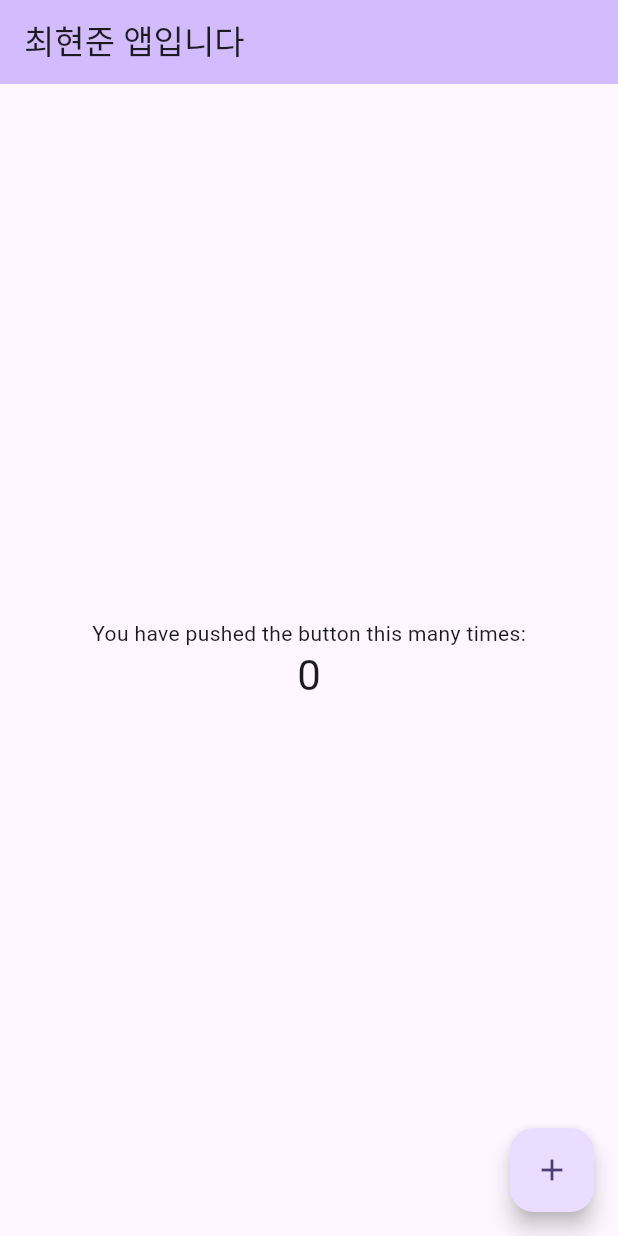
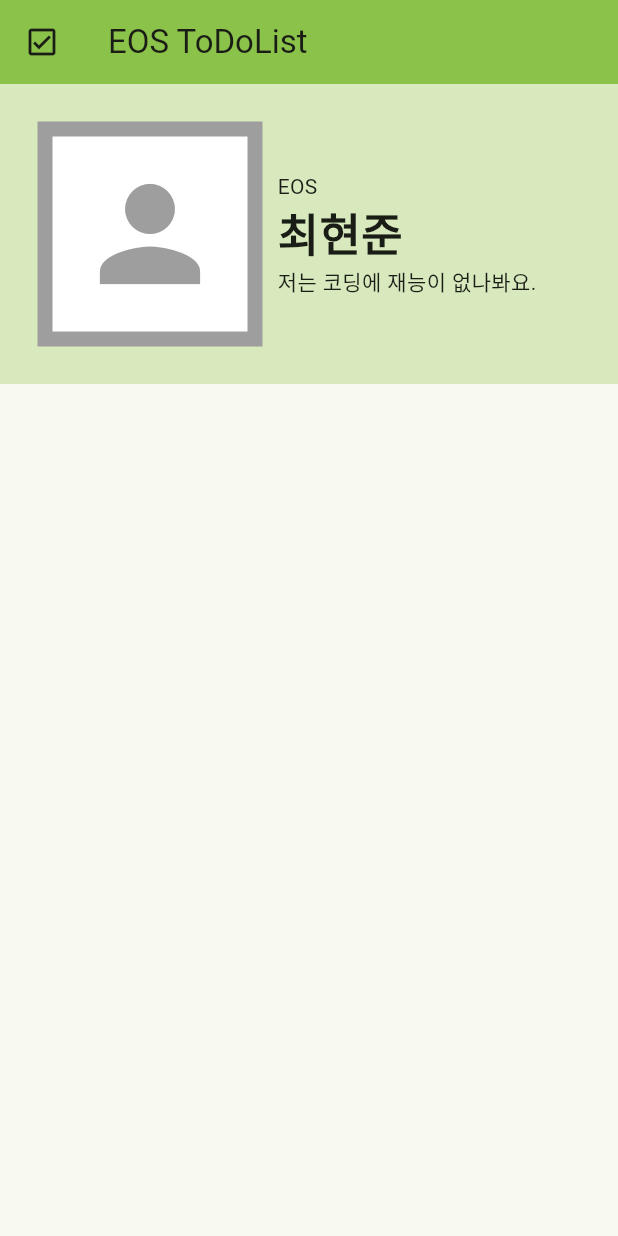
Before and after one commit to ChoiHyeonJun-hanyang/2024_eos_basic_project, a Flutter app: the screen it shows after launch, on a phone screen of 412 x 824 dp. Run offline on Flutter 3.47's test engine with Material 3 defaults, Android fonts, the phone set to English and light mode, and no system bars.

Commit message:
assignment2

```diff
--- a/lib/main.dart
+++ b/lib/main.dart
@@ -5,121 +5,72 @@ void main() {
 }
 
 class MyApp extends StatelessWidget {
-  const MyApp({super.key});
+  const MyApp({Key? key}) : super(key:key);
 
-  // This widget is the root of your application.
   @override
   Widget build(BuildContext context) {
     return MaterialApp(
-      title: 'eos todolist',
+      title: 'EOS ToDoList',
       theme: ThemeData(
-        // This is the theme of your application.
-        //
-        // TRY THIS: Try running your application with "flutter run". You'll see
-        // the application has a purple toolbar. Then, without quitting the app,
-        // try changing the seedColor in the colorScheme below to Colors.green
-        // and then invoke "hot reload" (save your changes or press the "hot
-        // reload" button in a Flutter-supported IDE, or press "r" if you used
-        // the command line to start the app).
-        //
-        // Notice that the counter didn't reset back to zero; the application
-        // state is not lost during the reload. To reset the state, use hot
-        // restart instead.
-        //
-        // This works for code too, not just values: Most code changes can be
-        // tested with just a hot reload.
-        colorScheme: ColorScheme.fromSeed(seedColor: Colors.deepPurple),
+        colorScheme: ColorScheme.fromSeed(seedColor: Colors.lightGreen),
         useMaterial3: true,
       ),
-      home: const MyHomePage(title: '최현준 앱입니다'),
+      home: const MyHomePage(),
     );
   }
 }
 
-class MyHomePage extends StatefulWidget {
-  const MyHomePage({super.key, required this.title});
-
-  // This widget is the home page of your application. It is stateful, meaning
-  // that it has a State object (defined below) that contains fields that affect
-  // how it looks.
-
-  // This class is the configuration for the state. It holds the values (in this
-  // case the title) provided by the parent (in this case the App widget) and
-  // used by the build method of the State. Fields in a Widget subclass are
-  // always marked "final".
-
-  final String title;
-
-  @override
-  State<MyHomePage> createState() => _MyHomePageState();
-}
-
-class _MyHomePageState extends State<MyHomePage> {
-  int _counter = 0;
-
-  void _incrementCounter() {
-    setState(() {
-      // This call to setState tells the Flutter framework that something has
-      // changed in this State, which causes it to rerun the build method below
-      // so that the display can reflect the updated values. If we changed
-      // _counter without calling setState(), then the build method would not be
-      // called again, and so nothing would appear to happen.
-      _counter++;
-    });
-  }
+class MyHomePage extends StatelessWidget {
+  const MyHomePage({super.key});
 
   @override
   Widget build(BuildContext context) {
-    // This method is rerun every time setState is called, for instance as done
-    // by the _incrementCounter method above.
-    //
-    // The Flutter framework has been optimized to make rerunning build methods
-    // fast, so that you can just rebuild anything that needs updating rather
-    // than having to individually change instances of widgets.
     return Scaffold(
       appBar: AppBar(
-        // TRY THIS: Try changing the color here to a specific color (to
-        // Colors.amber, perhaps?) and trigger a hot reload to see the AppBar
-        // change color while the other colors stay the same.
-        backgroundColor: Theme.of(context).colorScheme.inversePrimary,
-        // Here we take the value from the MyHomePage object that was created by
-        // the App.build method, and use it to set our appbar title.
-        title: Text(widget.title),
+          backgroundColor: Colors.lightGreen,
+          title: Text('EOS ToDoList'),
+          leading: Icon(Icons.check_box_outlined),
       ),
-      body: Center(
-        // Center is a layout widget. It takes a single child and positions it
-        // in the middle of the parent.
-        child: Column(
-          // Column is also a layout widget. It takes a list of children and
-          // arranges them vertically. By default, it sizes itself to fit its
-          // children horizontally, and tries to be as tall as its parent.
-          //
-          // Column has various properties to control how it sizes itself and
-          // how it positions its children. Here we use mainAxisAlignment to
-          // center the children vertically; the main axis here is the vertical
-          // axis because Columns are vertical (the cross axis would be
-          // horizontal).
-          //
-          // TRY THIS: Invoke "debug painting" (choose the "Toggle Debug Paint"
-          // action in the IDE, or press "p" in the console), to see the
-          // wireframe for each widget.
-          mainAxisAlignment: MainAxisAlignment.center,
-          children: <Widget>[
-            const Text(
-              'You have pushed the button this many times:',
+      body: Container(
+        height: 200,
+        color: Colors.lightGreen.withOpacity(0.30),
+        padding: EdgeInsets.all(25),
+        child: Row(
+          children: [
+            Container(
+              width: 150,
+              height: 150,
+              decoration: BoxDecoration(
+                color: Colors.white,
+                border: Border.all(
+                  width: 10,
+                  color: Colors.grey,
+                )
+              ),
+              child: Center(
+                child: Icon(
+                  Icons.person,
+                  size: 100,
+                  color: Colors.grey,
+                )),
             ),
-            Text(
-              '$_counter',
-              style: Theme.of(context).textTheme.headlineMedium,
+            SizedBox(
+              width: 10,
             ),
-          ],
-        ),
-      ),
-      floatingActionButton: FloatingActionButton(
-        onPressed: _incrementCounter,
-        tooltip: 'Increment',
-        child: const Icon(Icons.add),
-      ), // This trailing comma makes auto-formatting nicer for build methods.
-    );
+            Column(
+              mainAxisAlignment: MainAxisAlignment.center,
+              crossAxisAlignment: CrossAxisAlignment.start,
+              children: [
+                Text('EOS'),
+                Text(
+                  '최현준',
+                  style: (TextStyle(
+                    fontWeight: FontWeight.bold,
+                    fontSize: 30,
+                  )),
+                ),
+                Text('저는 코딩에 재능이 없나봐요.')
+              ])
+          ])));
   }
 }
```
